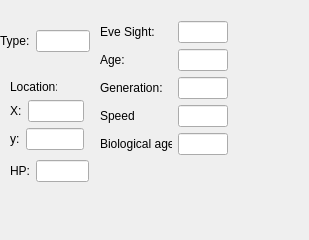
Qt form beingwindow.ui (mon3/ArtificialLife) before a commit.
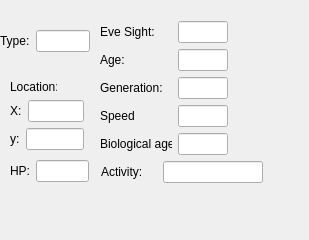
The same form after that commit.

Commit message: running activity & beingWindow elements fixed

The edit to the form file:
```diff
--- a/beingwindow.ui
+++ b/beingwindow.ui
@@ -294,7 +294,45 @@
       </widget>
      </item>
      <item>
-      <widget class="QLineEdit" name="lineEdit_11"/>
+      <widget class="QLineEdit" name="typeInfo"/>
+     </item>
+    </layout>
+   </widget>
+   <widget class="QWidget" name="">
+    <property name="geometry">
+     <rect>
+      <x>101</x>
+      <y>161</y>
+      <width>162</width>
+      <height>22</height>
+     </rect>
+    </property>
+    <layout class="QHBoxLayout" name="horizontalLayout_4">
+     <item>
+      <widget class="QLabel" name="label_4">
+       <property name="text">
+        <string>Activity:</string>
+       </property>
+       <property name="buddy">
+        <cstring>eveSight</cstring>
+       </property>
+      </widget>
+     </item>
+     <item>
+      <widget class="QLineEdit" name="activity">
+       <property name="sizePolicy">
+        <sizepolicy hsizetype="Expanding" vsizetype="Fixed">
+         <horstretch>0</horstretch>
+         <verstretch>0</verstretch>
+        </sizepolicy>
+       </property>
+       <property name="maximumSize">
+        <size>
+         <width>100</width>
+         <height>16777214</height>
+        </size>
+       </property>
+      </widget>
      </item>
     </layout>
    </widget>
```
Left out of the diff: 25 changed lines with no effect on the pictures. The commit also changes 11 other files.
